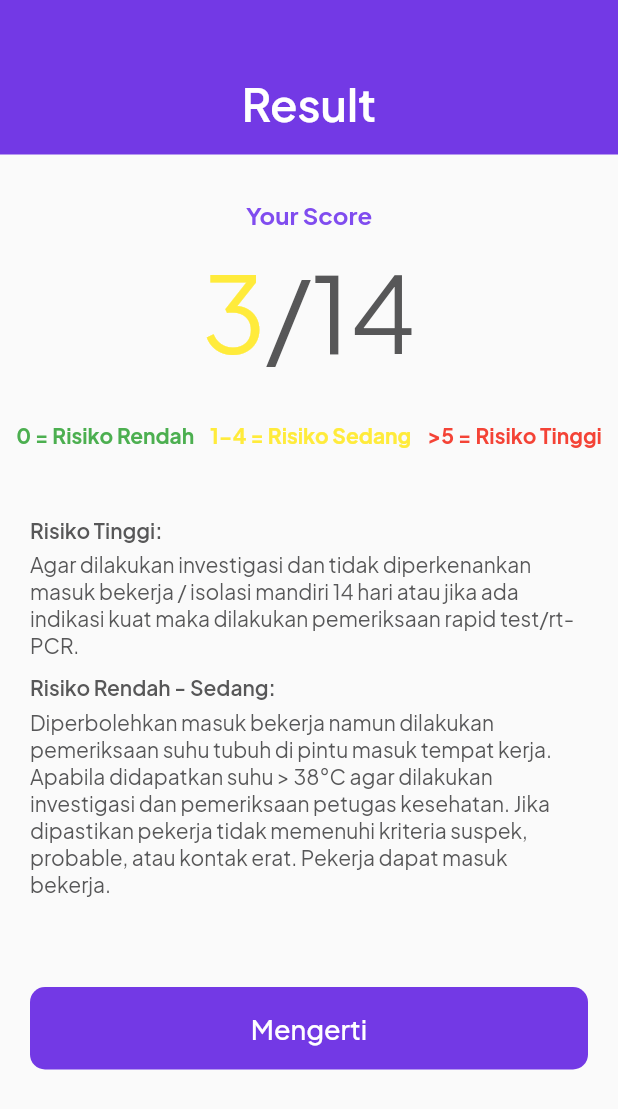
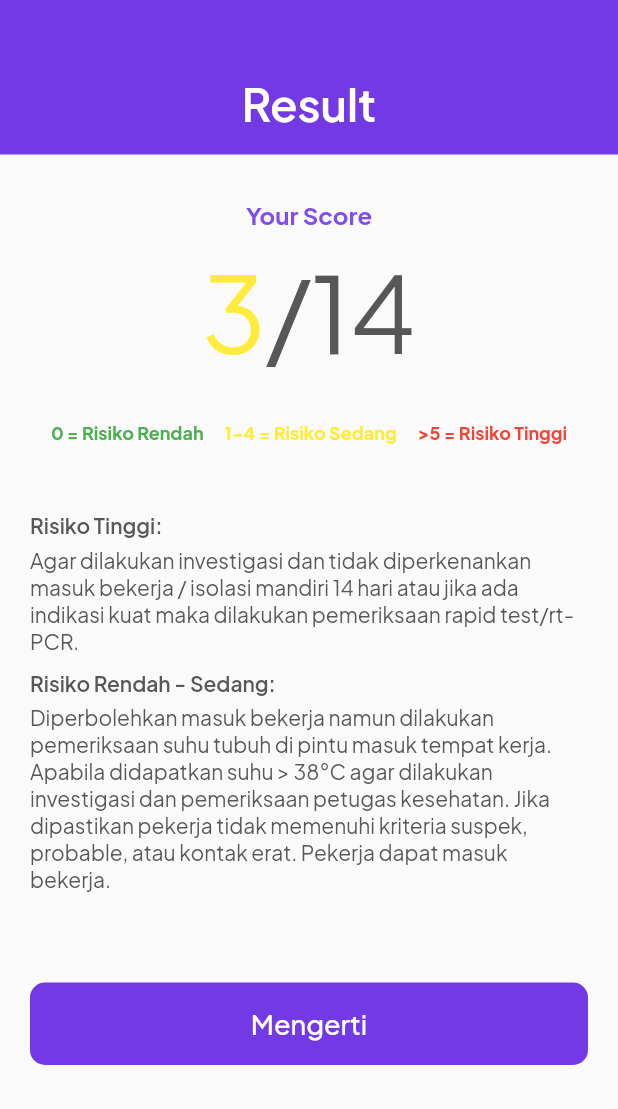
Before and after one commit to ariefbudiman26/selfscreening, a Flutter app: the ResultPage screen opened by its route, on a phone screen of 412 x 824 dp. Shown: the top 1109 px of the screen. Run offline on Flutter 3.47's test engine with Material 2 defaults, Android fonts, the phone set to English and light mode, and no system bars; our stand-ins replace google_fonts.

Commit message:
edit some file

```diff
--- a/lib/ui/pages/result_page.dart
+++ b/lib/ui/pages/result_page.dart
@@ -80,23 +80,35 @@ class _ResultPageState extends State<ResultPage> {
                   SizedBox(
                     height: 30,
                   ),
-                  Row(
+                  Padding(
+                    padding: EdgeInsets.only(
+                        left: defaultMargin, right: defaultMargin),
+                    child: Row(
                       mainAxisAlignment: MainAxisAlignment.spaceEvenly,
                       children: [
                         Text(
                           '0 = Risiko Rendah',
-                        style: TextStyle(color: Colors.green, fontWeight: bold),
+                          style: TextStyle(
+                              color: Colors.green,
+                              fontSize: 12,
+                              fontWeight: bold),
                         ),
                         Text(
                           '1-4 = Risiko Sedang',
-                        style:
-                            TextStyle(color: Colors.yellow, fontWeight: bold),
+                          style: TextStyle(
+                              color: Colors.yellow,
+                              fontSize: 12,
+                              fontWeight: bold),
                         ),
                         Text(
                           '>5 = Risiko Tinggi',
-                        style: TextStyle(color: Colors.red, fontWeight: bold),
+                          style: TextStyle(
+                              color: Colors.red,
+                              fontSize: 12,
+                              fontWeight: bold),
                         ),
                       ],
+                    ),
                   ),
                   SizedBox(
                     height: 15,
--- a/lib/ui/pages/sign_in_page.dart
+++ b/lib/ui/pages/sign_in_page.dart
@@ -2,9 +2,10 @@ import 'package:flutter/material.dart';
 import 'package:selfscreening/shared/themes.dart';
 import 'package:url_launcher/url_launcher.dart';
 import '../widgets/custom_button.dart';
+import '../widgets/custom_password_field.dart';
 import '../widgets/custom_text_field.dart';
 
-final Uri _url = Uri.parse('https://flutter.dev');
+final Uri _url = Uri.parse('https://www.instagram.com/ariefbudiman26/');
 
 class SignInPage extends StatefulWidget {
   SignInPage({Key? key}) : super(key: key);
@@ -56,10 +57,9 @@ class _SignInPageState extends State<SignInPage> {
     }
 
     Widget passwordInput() {
-      return CustomTextField(
+      return CustomTextFieldPassword(
         title: 'Password',
         hintText: 'Your Password',
-        obsecureText: true,
         controller: passwordController,
       );
     }
--- a/lib/ui/pages/sign_up_page.dart
+++ b/lib/ui/pages/sign_up_page.dart
@@ -3,9 +3,10 @@ import 'package:selfscreening/shared/themes.dart';
 import 'package:selfscreening/ui/widgets/custom_dropdown_button.dart';
 import 'package:url_launcher/url_launcher.dart';
 import '../widgets/custom_button.dart';
+import '../widgets/custom_password_field.dart';
 import '../widgets/custom_text_field.dart';
 
-final Uri _url = Uri.parse('https://flutter.dev');
+final Uri _url = Uri.parse('https://www.instagram.com/ariefbudiman26/');
 
 class SignUpPage extends StatefulWidget {
   SignUpPage({Key? key}) : super(key: key);
@@ -75,10 +76,9 @@ class _SignUpPageState extends State<SignUpPage> {
     }
 
     Widget passwordInput() {
-      return CustomTextField(
+      return CustomTextFieldPassword(
         title: 'Password',
         hintText: 'Your Password',
-        obsecureText: true,
         controller: passwordController,
       );
     }
```
Also changed, not shown: lib/ui/widgets/custom_password_field.dart (added, +71 -0 lines), 1 other file. Lines whose indentation alone changed are shown as unchanged.
